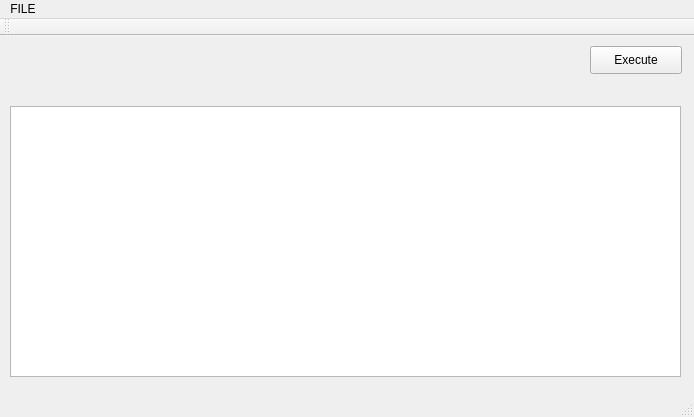
Qt form MFSG/mainwindow.ui (camiloarp/PROYECTO_1_BUMBLEBEE) before a commit.
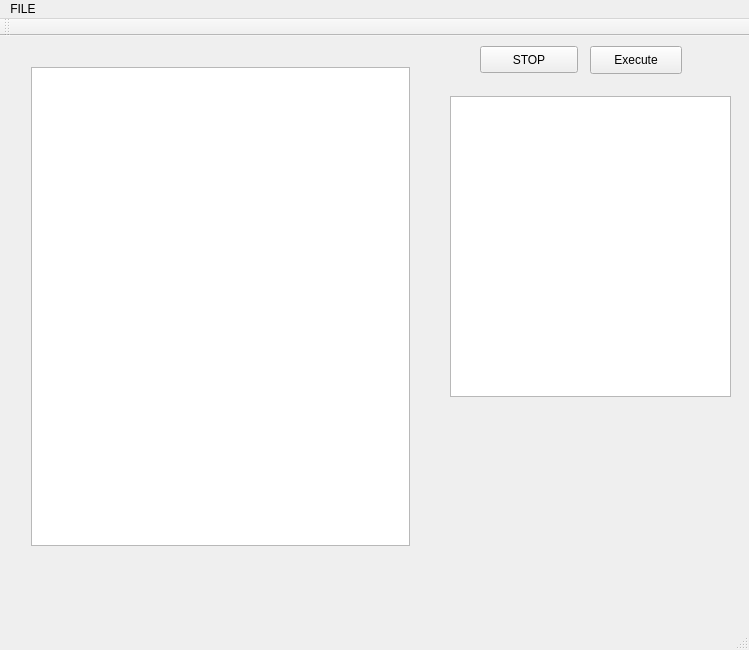
The same form after that commit.

The edit to the form file:
```diff
--- a/MFSG/mainwindow.ui
+++ b/MFSG/mainwindow.ui
@@ -2,14 +2,38 @@
 <ui version="4.0">
  <class>MainWindow</class>
  <widget class="QMainWindow" name="MainWindow">
+  <property name="windowModality">
+   <enum>Qt::NonModal</enum>
+  </property>
+  <property name="enabled">
+   <bool>true</bool>
+  </property>
   <property name="geometry">
    <rect>
     <x>0</x>
     <y>0</y>
-    <width>694</width>
-    <height>417</height>
+    <width>749</width>
+    <height>650</height>
    </rect>
   </property>
+  <property name="sizePolicy">
+   <sizepolicy hsizetype="Fixed" vsizetype="Fixed">
+    <horstretch>0</horstretch>
+    <verstretch>0</verstretch>
+   </sizepolicy>
+  </property>
+  <property name="minimumSize">
+   <size>
+    <width>749</width>
+    <height>650</height>
+   </size>
+  </property>
+  <property name="maximumSize">
+   <size>
+    <width>749</width>
+    <height>650</height>
+   </size>
+  </property>
   <property name="windowTitle">
    <string>MainWindow</string>
   </property>
@@ -17,10 +41,10 @@
    <widget class="QTextEdit" name="textEdit_output">
     <property name="geometry">
      <rect>
-      <x>10</x>
-      <y>70</y>
-      <width>671</width>
-      <height>271</height>
+      <x>450</x>
+      <y>60</y>
+      <width>281</width>
+      <height>301</height>
      </rect>
     </property>
    </widget>
@@ -37,13 +61,44 @@
      <string>Execute</string>
     </property>
    </widget>
+   <widget class="QWidget" name="gridLayoutWidget">
+    <property name="geometry">
+     <rect>
+      <x>20</x>
+      <y>20</y>
+      <width>401</width>
+      <height>501</height>
+     </rect>
+    </property>
+    <layout class="QGridLayout" name="gridLayout">
+     <property name="sizeConstraint">
+      <enum>QLayout::SetDefaultConstraint</enum>
+     </property>
+     <item row="0" column="0">
+      <widget class="QListWidget" name="listWidget"/>
+     </item>
+    </layout>
+   </widget>
+   <widget class="QPushButton" name="STOP">
+    <property name="geometry">
+     <rect>
+      <x>480</x>
+      <y>10</y>
+      <width>98</width>
+      <height>27</height>
+     </rect>
+    </property>
+    <property name="text">
+     <string>STOP</string>
+    </property>
+   </widget>
   </widget>
   <widget class="QMenuBar" name="menuBar">
    <property name="geometry">
     <rect>
      <x>0</x>
      <y>0</y>
-     <width>694</width>
+     <width>749</width>
      <height>25</height>
     </rect>
    </property>
```
